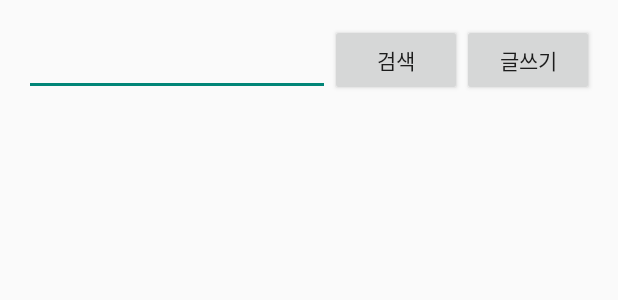
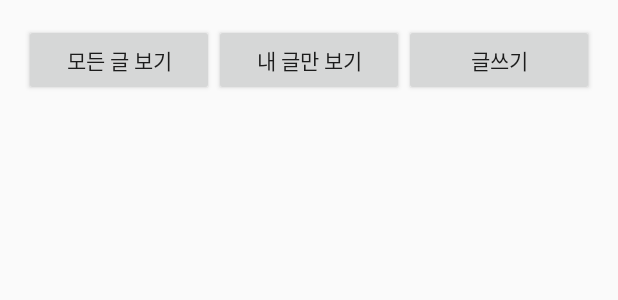
Before and after one commit to JunJahyun/MiBoard, an Android app: the layout activity_main.xml on its own in the app's theme, with its tools: preview values and no code run, on a phone screen of 412 x 824 dp. Shown: the top 300 px of the screen. Run offline under Robolectric (Android 15) with nearby library versions, the phone set to English and light mode, and no system bars.

Commit message:
내 글만 보기 기능 추가.

```diff
--- a/MiBoard/app/src/main/res/layout/activity_main.xml
+++ b/MiBoard/app/src/main/res/layout/activity_main.xml
@@ -18,20 +18,24 @@
             android:layout_width="match_parent"
             android:layout_height="wrap_content"
             android:orientation="horizontal"
-            android:weightSum="1">
-            <EditText
+            android:weightSum="3">
+            <Button
+                android:id="@+id/button_everyDaily"
                 android:layout_width="0dp"
-                android:layout_height="match_parent"
-                android:layout_weight="1"/>
+                android:layout_height="wrap_content"
+                android:layout_weight="1"
+                android:text="모든 글 보기" />
             <Button
-                android:id="@+id/button_search"
-                android:layout_width="wrap_content"
+                android:id="@+id/button_myDaily"
+                android:layout_width="0dp"
                 android:layout_height="wrap_content"
-                android:text="검색" />
+                android:layout_weight="1"
+                android:text="내 글만 보기" />
             <Button
                 android:id="@+id/button_write"
-                android:layout_width="wrap_content"
+                android:layout_width="0dp"
                 android:layout_height="wrap_content"
+                android:layout_weight="1"
                 android:text="글쓰기" />
         </LinearLayout>
 
--- a/MiBoard/app/src/main/res/layout/layout_list_item.xml
+++ b/MiBoard/app/src/main/res/layout/layout_list_item.xml
@@ -20,7 +20,6 @@
                 android:layout_width="match_parent"
                 android:layout_height="60dp"
                 android:padding="10dp"
-                android:textSize="20dp"
                 android:textColor="#000000"/>
             <TextView
                 android:id="@+id/textView_id"
```
Also changed, not shown: MiBoard/app/src/main/java/com/midasit/miboard/MainActivity.java (+31 -9 lines).
